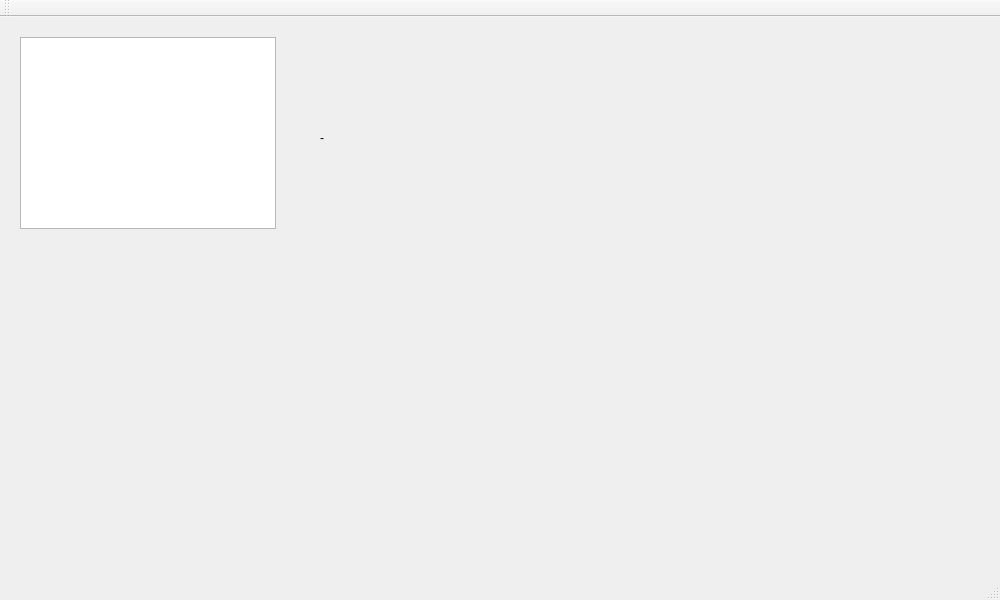
Old version of the form gui/YarrGui/yarrgui.ui in the repository Yarr/Yarr.
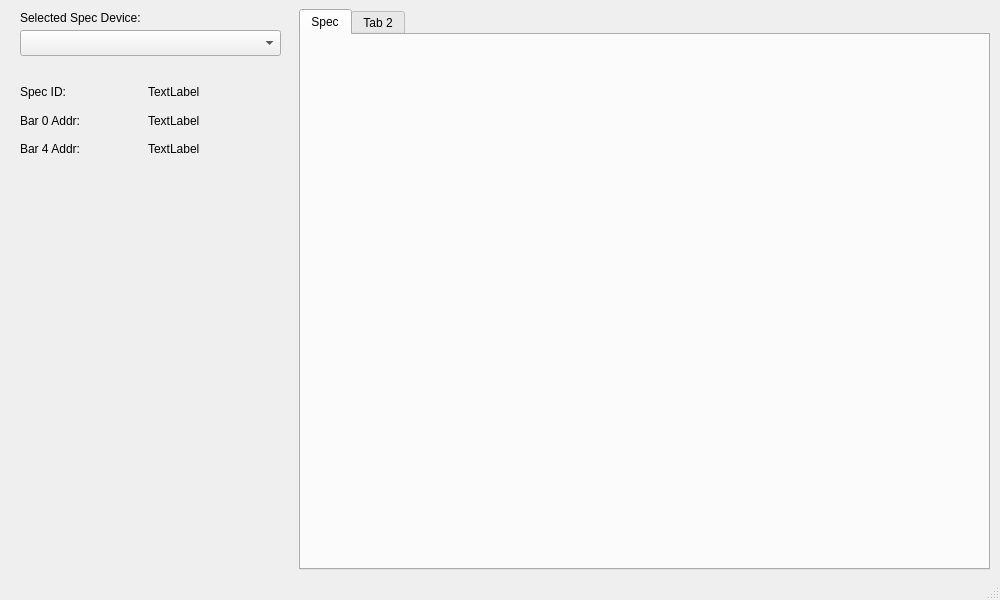
New version of the form. Custom widgets are drawn as their Qt base class.

The edit to the form file:
```diff
--- a/gui/YarrGui/yarrgui.ui
+++ b/gui/YarrGui/yarrgui.ui
@@ -14,48 +14,113 @@
    <string>YarrGui</string>
   </property>
   <widget class="QWidget" name="centralWidget">
-   <widget class="QListWidget" name="device_listWidget">
+   <widget class="QTabWidget" name="main_tabWidget">
     <property name="geometry">
      <rect>
+      <x>299</x>
+      <y>9</y>
+      <width>691</width>
+      <height>561</height>
+     </rect>
+    </property>
+    <property name="currentIndex">
+     <number>0</number>
+    </property>
+    <widget class="QWidget" name="Spec">
+     <attribute name="title">
+      <string>Spec</string>
+     </attribute>
+    </widget>
+    <widget class="QWidget" name="tab_2">
+     <attribute name="title">
+      <string>Tab 2</string>
+     </attribute>
+    </widget>
+   </widget>
+   <widget class="QComboBox" name="device_comboBox">
+    <property name="geometry">
+     <rect>
       <x>20</x>
-      <y>20</y>
-      <width>256</width>
-      <height>192</height>
+      <y>30</y>
+      <width>261</width>
+      <height>26</height>
      </rect>
     </property>
    </widget>
    <widget class="QLabel" name="selDevice_label">
     <property name="geometry">
      <rect>
-      <x>320</x>
-      <y>110</y>
-      <width>81</width>
-      <height>21</height>
+      <x>20</x>
+      <y>10</y>
+      <width>261</width>
+      <height>16</height>
      </rect>
     </property>
     <property name="text">
-     <string>-</string>
+     <string>Selected Spec Device:</string>
     </property>
    </widget>
-   <widget class="QCustomPlot" name="plotWidget" native="true">
+   <widget class="QWidget" name="">
     <property name="geometry">
      <rect>
-      <x>400</x>
-      <y>120</y>
-      <width>411</width>
-      <height>351</height>
+      <x>20</x>
+      <y>70</y>
+      <width>261</width>
+      <height>101</height>
      </rect>
     </property>
+    <layout class="QGridLayout" name="gridLayout" columnminimumwidth="0,0">
+     <property name="leftMargin">
+      <number>0</number>
+     </property>
+     <property name="verticalSpacing">
+      <number>-1</number>
+     </property>
+     <item row="0" column="0">
+      <widget class="QLabel" name="specid_label">
+       <property name="text">
+        <string>Spec ID:</string>
+       </property>
+      </widget>
+     </item>
+     <item row="0" column="1">
+      <widget class="QLabel" name="specid_value">
+       <property name="text">
+        <string>TextLabel</string>
+       </property>
+      </widget>
+     </item>
+     <item row="1" column="0">
+      <widget class="QLabel" name="bar0_label">
+       <property name="text">
+        <string>Bar 0 Addr:</string>
+       </property>
+      </widget>
+     </item>
+     <item row="1" column="1">
+      <widget class="QLabel" name="bar0_value">
+       <property name="text">
+        <string>TextLabel</string>
+       </property>
+      </widget>
+     </item>
+     <item row="2" column="0">
+      <widget class="QLabel" name="bar4_label">
+       <property name="text">
+        <string>Bar 4 Addr:</string>
+       </property>
+      </widget>
+     </item>
+     <item row="2" column="1">
+      <widget class="QLabel" name="bar4_value">
+       <property name="text">
+        <string>TextLabel</string>
+       </property>
+      </widget>
+     </item>
+    </layout>
    </widget>
   </widget>
-  <widget class="QToolBar" name="mainToolBar">
-   <attribute name="toolBarArea">
-    <enum>TopToolBarArea</enum>
-   </attribute>
-   <attribute name="toolBarBreak">
-    <bool>false</bool>
-   </attribute>
-  </widget>
   <widget class="QStatusBar" name="statusBar"/>
   <action name="actionExit">
    <property name="text">
@@ -69,14 +134,6 @@
   </action>
  </widget>
  <layoutdefault spacing="6" margin="11"/>
- <customwidgets>
-  <customwidget>
-   <class>QCustomPlot</class>
-   <extends>QWidget</extends>
-   <header>qcustomplot.h</header>
-   <container>1</container>
-  </customwidget>
- </customwidgets>
  <resources/>
  <connections/>
 </ui>
```
Left out of the diff: 2 changed lines with no effect on the pictures.
